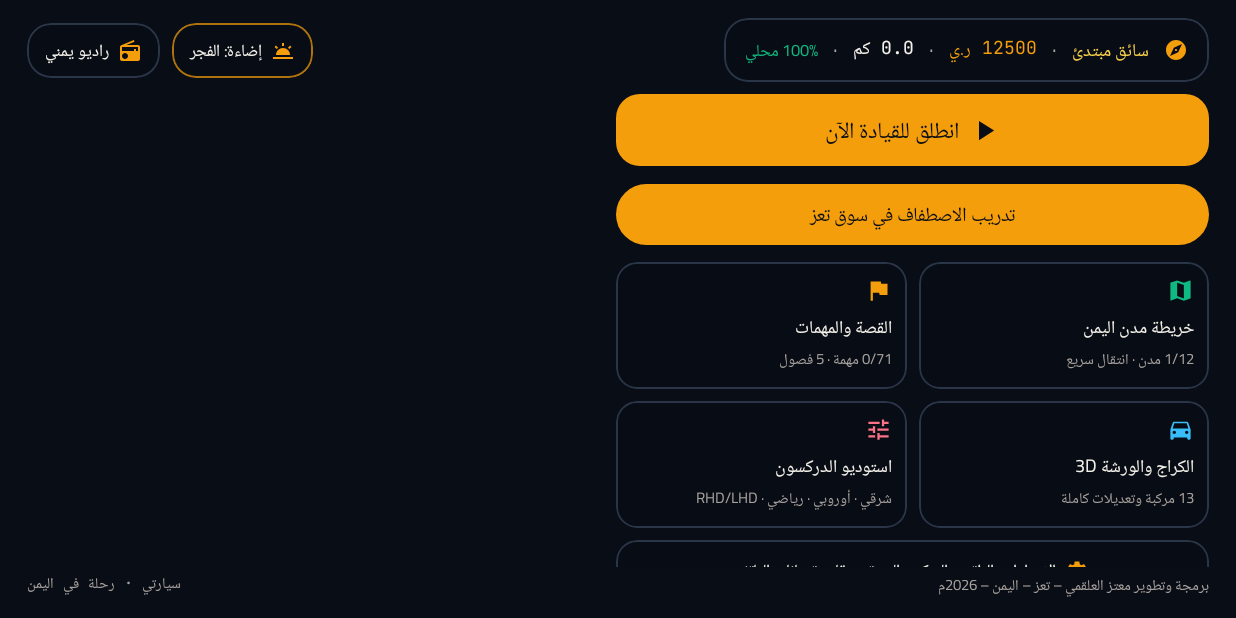
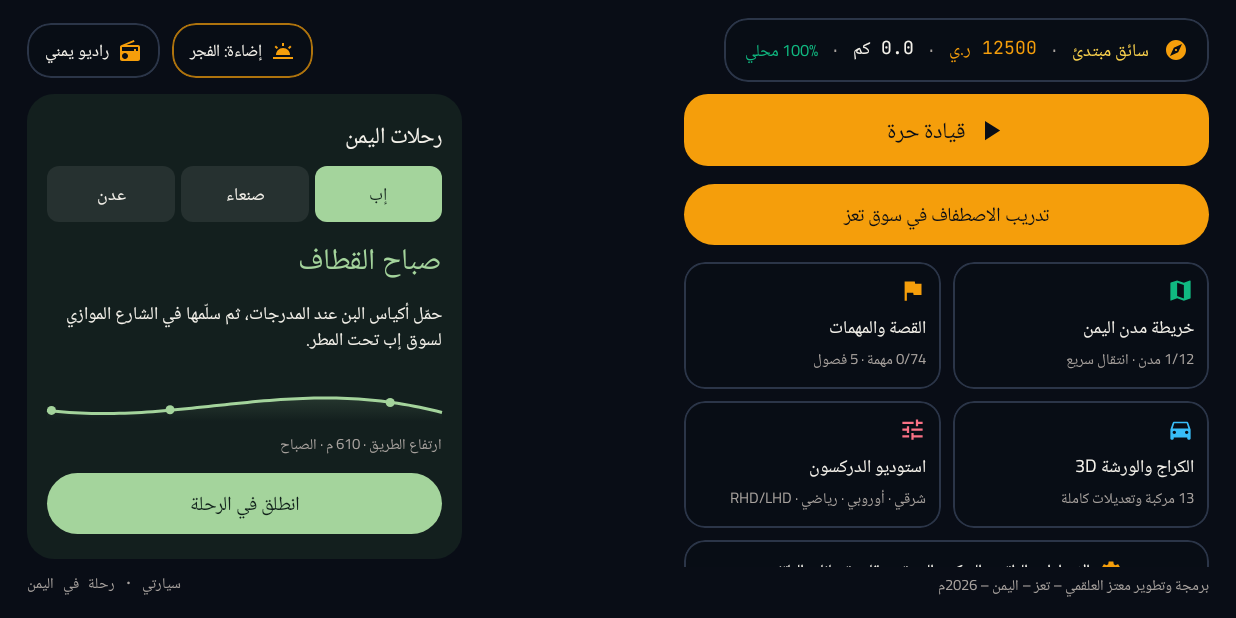
Before and after one commit to Mtzallqmy/Loapacar, an Android app built with Jetpack Compose: the composable MainMenuLobbyScreen shown on its own in the app's theme, scrolled down 226 dp, on a phone screen of 824 x 412 dp (held sideways). Run offline under Robolectric (Android 15) with nearby library versions, the phone set to English and light mode, and no system bars; network calls fail; 1 statement that could not run was skipped.

Commit message:
Build three playable Yemen journeys with original landmarks, wheel-contact quay humps and world-space skies

```diff
--- a/app/src/main/java/com/masalik/yemen/MainActivity.kt
+++ b/app/src/main/java/com/masalik/yemen/MainActivity.kt
@@ -271,6 +271,7 @@ private fun MasalikRootScreen(
                     saveState = state.saveState,
                     activeTimePhase = state.activeTimePhase,
                     onStartDriving = { vm.setModal(ActiveModal.DRIVING) },
+                    onJourney = vm::startMission,
                     onParkingLesson = {
                         val catalog = com.masalik.yemen.game.MissionsCatalog
                         vm.startMission(catalog.ALL_OFFLINE_MISSIONS.first { it.id == catalog.PARKING_LESSON_ID })
--- a/app/src/main/java/com/masalik/yemen/game/MissionRun.kt
+++ b/app/src/main/java/com/masalik/yemen/game/MissionRun.kt
@@ -96,6 +96,7 @@ class MissionRun(val mission: MissionDefinition, saved: MissionProgress? = null)
 
     companion object {
         fun objectivesFor(m: MissionDefinition): List<RoadObjective> {
+            YemenJourneys.byId[m.id]?.let { return it.stops }
             fun at(f: Float) = m.startDistanceM + (m.finishDistanceM - m.startDistanceM) * f
             fun stop(f: Float, kind: ObjectiveKind, label: String) = RoadObjective(at(f), 2.85f, kind, label)
             fun gate(f: Float) = RoadObjective(at(f), 2.85f, ObjectiveKind.GATE, "اعبر نقطة المسار بالاتجاه الصحيح")
--- a/app/src/main/java/com/masalik/yemen/game/MissionsCatalog.kt
+++ b/app/src/main/java/com/masalik/yemen/game/MissionsCatalog.kt
@@ -217,6 +217,6 @@ object MissionsCatalog {
                 timeOfDayPreset = if (i == 3) TimeOfDayPreset.SUNSET else TimeOfDayPreset.MORNING
             ))
         }
-        return list
+        return list + YemenJourneys.all.map { it.mission }
     }
 }
--- a/app/src/main/java/com/masalik/yemen/game/VehiclePhysicsEngine.kt
+++ b/app/src/main/java/com/masalik/yemen/game/VehiclePhysicsEngine.kt
@@ -730,7 +730,7 @@ class VehiclePhysicsEngine {
         val results = mutableListOf<EngineeringTestResult>()
         results.add(EngineeringTestResult("t1", "physics", "فحص كتالوج المركبات", VehicleFleetCatalog.ALL_VEHICLES.size == VehicleId.entries.size, "${VehicleFleetCatalog.ALL_VEHICLES.size} مركبة", "نماذج مركبات إجرائية بمواصفات مختلفة، وليست نسخاً مرخصة من سيارات حقيقية."))
         results.add(EngineeringTestResult("t2", "world", "فحص المسار التخييلي (22 كم)", RoadSplineNetwork.getAllSamples().size > 4000, "22.0 كم · 9 مناطق", "فحص بيانات المسار المستوحى من اليمن، لا يثبت دقة جغرافية أو اختبار قيادة على الهاتف."))
-        results.add(EngineeringTestResult("t3", "systems", "فحص كتالوج المهام بدون إنترنت", MissionsCatalog.ALL_OFFLINE_MISSIONS.size == 71, "71 مهمة · 5 فصول", "طور القصة والتحديات اليومية تعمل محلياً 100% دون اتصال."))
+        results.add(EngineeringTestResult("t3", "systems", "فحص كتالوج المهام بدون إنترنت", MissionsCatalog.ALL_OFFLINE_MISSIONS.size == 74, "${MissionsCatalog.ALL_OFFLINE_MISSIONS.size} مهمة · 5 فصول", "طور القصة والتحديات اليومية تعمل محلياً 100% دون اتصال."))
         results.add(EngineeringTestResult("t4", "physics", "فحص تماسك الأسطح الـ 6", VehicleFleetCatalog.gripFor(TireCompoundType.MUD_ROCK, SurfaceType.MUD) > VehicleFleetCatalog.gripFor(TireCompoundType.HIGHWAY_SPORT, SurfaceType.MUD), "M/T > H/T في الطين", "فحص ترتيب معاملات التماسك، وليس معايرة بقياسات إطارات حقيقية."))
         results.add(EngineeringTestResult("t5", "world", "فحص نظام إشارات المرور والذكاء الاصطناعي", RoadSplineNetwork.TRAFFIC_INTERSECTIONS.size == 10, "10 تقاطعات ضوئية", "الإشارات الضوئية متزامنة مع توقف سيارات المرور وعبور المشاة."))
         results.add(EngineeringTestResult("t6", "android", "محرك الرسوميات OpenGL ES 3.0", true, "Native GLES 3.0", "محرك ثلاثي الأبعاد أصلي بلغة Kotlin بدون WebView."))
--- a/app/src/main/java/com/masalik/yemen/game/WheelContacts.kt
+++ b/app/src/main/java/com/masalik/yemen/game/WheelContacts.kt
@@ -48,7 +48,7 @@ class WheelSuspension {
                 SurfaceType.MUD, SurfaceType.ROCK -> .048f
                 else -> .024f
             }
-            return road.y - center.y + TaizDriveway.height(d,l) +
+            return road.y - center.y + TaizDriveway.height(d,l) + QuayHumps.height(d, l, road.widthM * .5f) +
                 rough * (.65f * sin(d * 1.85f + l) + .35f * sin(d * 3.72f - 2f * l))
         }
         contacts = WheelContacts(contact(1,-1),contact(1,1),contact(-1,-1),contact(-1,1))
--- /dev/null
+++ b/app/src/main/java/com/masalik/yemen/ui/screens/JourneySelector.kt
@@ -0,0 +1,75 @@
+package com.masalik.yemen.ui.screens
+
+import androidx.compose.foundation.Canvas
+import androidx.compose.foundation.background
+import androidx.compose.foundation.layout.*
+import androidx.compose.foundation.selection.selectable
+import androidx.compose.foundation.selection.selectableGroup
+import androidx.compose.foundation.shape.RoundedCornerShape
+import androidx.compose.material3.*
+import androidx.compose.runtime.*
+import androidx.compose.runtime.saveable.rememberSaveable
+import androidx.compose.ui.Modifier
+import androidx.compose.ui.draw.clip
+import androidx.compose.ui.geometry.Offset
+import androidx.compose.ui.graphics.Brush
+import androidx.compose.ui.graphics.Color
+import androidx.compose.ui.graphics.Path
+import androidx.compose.ui.graphics.drawscope.Stroke
+import androidx.compose.ui.semantics.Role
+import androidx.compose.ui.text.font.FontWeight
+import androidx.compose.ui.unit.dp
+import androidx.compose.ui.unit.sp
+import com.masalik.yemen.game.*
+import com.masalik.yemen.ui.theme.*
+
+@Composable
+internal fun JourneySelector(onStart: (MissionDefinition) -> Unit, modifier: Modifier = Modifier) {
+    var selected by rememberSaveable { mutableIntStateOf(0) }
+    val journey = YemenJourneys.all[selected]
+    val m = journey.mission
+    val accent = when (selected) { 0 -> Color(0xFFA4D49C); 1 -> Color(0xFFF0BB85); else -> Color(0xFF92DADD) }
+    val elevations = remember(m.id) {
+        List(72) { i -> RoadSplineNetwork.sampleAt(m.startDistanceM + (m.finishDistanceM-m.startDistanceM)*i/71f).y }
+    }
+    Column(modifier.clip(RoundedCornerShape(18.dp)).background(Color(0xEF14201F)).padding(13.dp),
+        verticalArrangement = Arrangement.spacedBy(5.dp)) {
+        Text("رحلات اليمن", color = MasalikIvory, fontSize = 15.sp, fontWeight = FontWeight.Bold)
+        Row(Modifier.fillMaxWidth().selectableGroup(),horizontalArrangement = Arrangement.spacedBy(4.dp)) {
+            YemenJourneys.all.forEachIndexed { i, entry ->
+                Box(Modifier.weight(1f).clip(RoundedCornerShape(8.dp))
+                    .background(if (selected==i) accent else Color.White.copy(alpha=.08f))
+                    .selectable(selected==i, role=Role.Tab) { selected=i }
+                    .padding(vertical=7.dp), contentAlignment=androidx.compose.ui.Alignment.Center) {
+                    Text(entry.place, color=if (selected==i) Color(0xFF10201A) else MasalikIvory, fontSize=12.sp)
+                }
+            }
+        }
+        Text(m.titleAr, color=accent, fontSize=20.sp, fontWeight=FontWeight.Bold)
+        Text(m.descriptionAr, color=MasalikIvory, fontSize=12.sp, lineHeight=17.sp)
+        Canvas(Modifier.fillMaxWidth().height(38.dp)) {
+            val low=elevations.min(); val range=(elevations.max()-low).coerceAtLeast(4f)
+            fun x(f: Float) = size.width*(1f-f)
+            fun y(v: Float) = size.height*(.87f-.70f*(v-low)/range)
+            val path=Path()
+            elevations.forEachIndexed { i,v ->
+                val px=x(i.toFloat()/elevations.lastIndex)
+                if (i==0) path.moveTo(px,y(v)) else path.lineTo(px,y(v))
+            }
+            drawPath(path,accent,style=Stroke(width=2.dp.toPx()))
+            path.lineTo(0f,size.height); path.lineTo(size.width,size.height); path.close()
+            drawPath(path,Brush.verticalGradient(listOf(accent.copy(alpha=.32f),Color.Transparent)))
+            for (stop in journey.stops) {
+                val fraction=(stop.distance-m.startDistanceM)/(m.finishDistanceM-m.startDistanceM)
+                val idx=(fraction*elevations.lastIndex).toInt().coerceIn(elevations.indices)
+                drawCircle(accent,3.dp.toPx(),Offset(x(fraction).coerceIn(3.dp.toPx(), size.width-3.dp.toPx()),y(elevations[idx])))
+            }
+        }
+        Text("ارتفاع الطريق · ${(m.finishDistanceM-m.startDistanceM).toInt()} م · ${m.timeOfDayPreset.labelAr}",
+            color=MasalikMuted,fontSize=10.sp)
+        Button(onClick={ onStart(m) }, modifier=Modifier.fillMaxWidth(),
+            colors=ButtonDefaults.buttonColors(containerColor=accent,contentColor=Color(0xFF10201A))) {
+            Text("انطلق في الرحلة",fontWeight=FontWeight.Bold)
+        }
+    }
+}
--- a/app/src/main/java/com/masalik/yemen/ui/screens/MainMenuLobbyScreen.kt
+++ b/app/src/main/java/com/masalik/yemen/ui/screens/MainMenuLobbyScreen.kt
@@ -5,6 +5,7 @@ import androidx.compose.foundation.border
 import androidx.compose.foundation.clickable
 import androidx.compose.foundation.layout.Arrangement
 import androidx.compose.foundation.layout.Box
+import androidx.compose.foundation.layout.BoxWithConstraints
 import androidx.compose.foundation.layout.Column
 import androidx.compose.foundation.layout.Row
 import androidx.compose.foundation.layout.Spacer
@@ -70,6 +71,7 @@ fun MainMenuLobbyScreen(
     saveState: SaveGameSchema,
     activeTimePhase: TimeOfDayPreset,
     onStartDriving: () -> Unit,
+    onJourney: (com.masalik.yemen.game.MissionDefinition) -> Unit,
     onParkingLesson: () -> Unit,
     onCycleDayNight: () -> Unit,
     onOpenWorldMap: () -> Unit,
@@ -90,7 +92,7 @@ fun MainMenuLobbyScreen(
         else -> Icons.Default.WbSunny
     }
 
-    Box(
+    BoxWithConstraints(
         modifier = Modifier
             .fillMaxSize()
             .background(
@@ -105,6 +107,7 @@ fun MainMenuLobbyScreen(
             .windowInsetsPadding(WindowInsets.safeDrawing)
             .padding(horizontal = 18.dp, vertical = 12.dp)
     ) {
+        val split = maxWidth >= 650.dp
         // Top Status Bar
         Row(
             modifier = Modifier
@@ -200,11 +203,17 @@ fun MainMenuLobbyScreen(
             }
         }
 
+        if (split && saveState.missionRun == null) {
+            JourneySelector(onJourney, Modifier.align(Alignment.CenterEnd)
+                .width((maxWidth * .38f).coerceAtMost(290.dp)).padding(top=45.dp,bottom=22.dp)
+                .verticalScroll(rememberScrollState()))
+        }
+
         // Right-aligned (RTL Start) Editorial Menu Panel leaving the 3D Showroom open on the left
         Column(
             modifier = Modifier
                 .align(Alignment.CenterStart)
-                .widthIn(max = 395.dp)
+                .widthIn(max = if (split) 350.dp else 395.dp)
                 .fillMaxHeight()
                 .padding(top = 42.dp, bottom = 22.dp)
                 .verticalScroll(rememberScrollState()),
@@ -274,12 +283,16 @@ fun MainMenuLobbyScreen(
             ) {
                 Icon(Icons.Default.PlayArrow, contentDescription = null, modifier = Modifier.size(22.dp))
                 Spacer(Modifier.width(6.dp))
-                Text("انطلق للقيادة الآن", fontWeight = FontWeight.Black, fontSize = 15.sp)
+                Text(if (saveState.missionRun != null) "تابع رحلتك" else "قيادة حرة", fontWeight = FontWeight.Black, fontSize = 15.sp)
             }
 
             Spacer(Modifier.height(8.dp))
 
             if (saveState.missionRun == null) {
+                if (!split) {
+                    JourneySelector(onJourney, Modifier.fillMaxWidth())
+                    Spacer(Modifier.height(8.dp))
+                }
                 Button(onClick = onParkingLesson, modifier = Modifier.fillMaxWidth().testTag("parking_lesson_button")) {
                     Text("تدريب الاصطفاف في سوق تعز")
                 }
@@ -298,7 +311,7 @@ fun MainMenuLobbyScreen(
                 )
                 LobbyNavCard(
                     title = "القصة والمهمات",
-                    subtitle = "$completedMissions/71 مهمة · 5 فصول",
+                    subtitle = "$completedMissions/${MissionsCatalog.ALL_OFFLINE_MISSIONS.size} مهمة · 5 فصول",
                     icon = Icons.Default.Flag,
                     accent = MasalikAmber,
                     tag = "lobby_missions_button",
--- a/app/src/main/java/com/masalik/yemen/ui/screens/MissionsAndStoryScreen.kt
+++ b/app/src/main/java/com/masalik/yemen/ui/screens/MissionsAndStoryScreen.kt
@@ -95,8 +95,8 @@ fun MissionsAndStoryScreen(
             Row(verticalAlignment = Alignment.CenterVertically, horizontalArrangement = Arrangement.spacedBy(10.dp)) {
                 Icon(Icons.Default.Flag, contentDescription = null, tint = MasalikAmber, modifier = Modifier.size(22.dp))
                 Column {
-                    Text("طور القصة والمهمات (71 مهمة · بدون إنترنت)", color = MasalikAmberSoft, fontWeight = FontWeight.Black, fontSize = 15.sp)
-                    Text("منجز: $completedCount / 71 مهمة · رصيدك: ${saveState.masalikCoins} ر.ي", color = MasalikMuted, fontSize = 11.sp)
+                    Text("طور القصة والمهمات (${MissionsCatalog.ALL_OFFLINE_MISSIONS.size} مهمة · بدون إنترنت)", color = MasalikAmberSoft, fontWeight = FontWeight.Black, fontSize = 15.sp)
+                    Text("منجز: $completedCount / ${MissionsCatalog.ALL_OFFLINE_MISSIONS.size} مهمة · رصيدك: ${saveState.masalikCoins} ر.ي", color = MasalikMuted, fontSize = 11.sp)
                 }
             }
             Row(horizontalArrangement = Arrangement.spacedBy(8.dp), verticalAlignment = Alignment.CenterVertically) {
@@ -135,7 +135,7 @@ fun MissionsAndStoryScreen(
             horizontalArrangement = Arrangement.spacedBy(8.dp)
         ) {
             MissionTabPill("طور القصة (5 فصول)", Icons.Default.AutoStories, activeTab == 0, Modifier.weight(1f)) { activeTab = 0 }
-            MissionTabPill("جميع المهمات الـ 71", Icons.Default.Flag, activeTab == 1, Modifier.weight(1f)) { activeTab = 1 }
+            MissionTabPill("جميع المهمات الـ ${MissionsCatalog.ALL_OFFLINE_MISSIONS.size}", Icons.Default.Flag, activeTab == 1, Modifier.weight(1f)) { activeTab = 1 }
             MissionTabPill("تحديات اليوم", Icons.Default.Today, activeTab == 2, Modifier.weight(1f)) { activeTab = 2 }
         }
 
```
Also changed, not shown: app/build.gradle.kts (+8 -2 lines), app/src/main/java/com/masalik/yemen/game/YemenJourneys.kt (added, +64 -0 lines), app/src/main/java/com/masalik/yemen/renderer/JourneyScenery.kt (added, +135 -0 lines), app/src/main/java/com/masalik/yemen/renderer/MasalikGLRenderer.kt (+59 -22 lines), app/src/main/java/com/masalik/yemen/renderer/ShaderLibrary.kt (+35 -35 lines), 3 other files.
